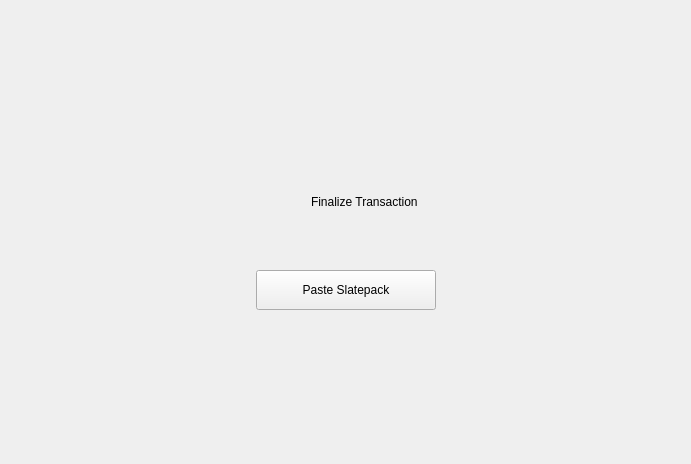
Above: windows_desktop/g_finalize.ui from mwcproject/mwc-qt-wallet before the change. Below: the same form after it.
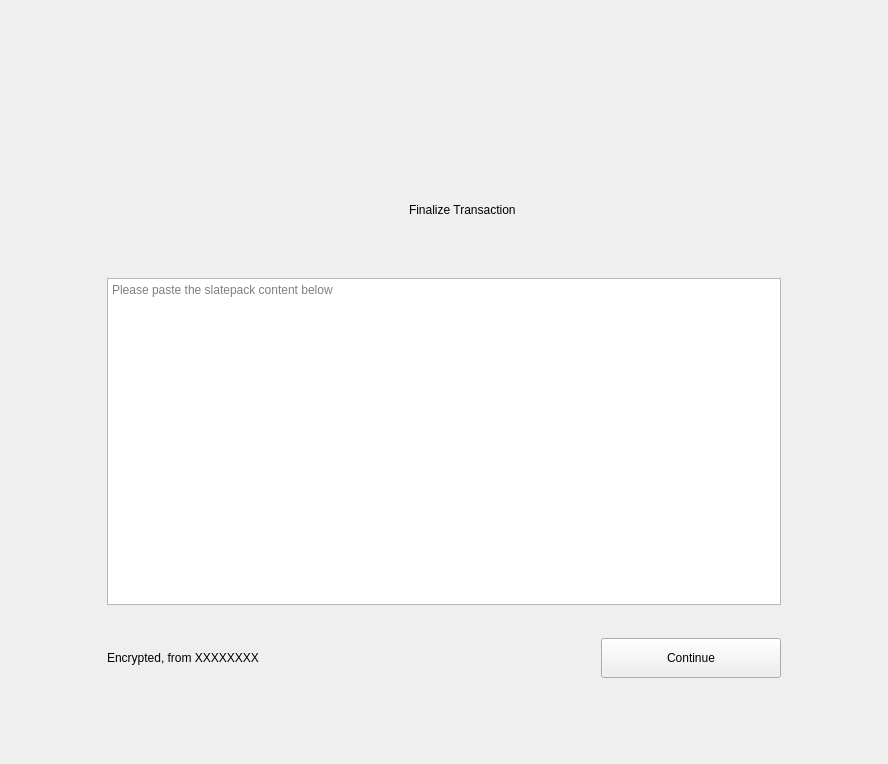
That is the form after the change. Icons and pictures are not drawn. Custom widgets are drawn as their Qt base class.

Commit message: Slate pack finalization, UI changes

Diff of the .ui file:
```diff
--- a/windows_desktop/g_finalize.ui
+++ b/windows_desktop/g_finalize.ui
@@ -6,14 +6,17 @@
    <rect>
     <x>0</x>
     <y>0</y>
-    <width>691</width>
-    <height>464</height>
+    <width>888</width>
+    <height>764</height>
    </rect>
   </property>
   <property name="windowTitle">
    <string>Form</string>
   </property>
-  <layout class="QVBoxLayout" name="verticalLayout">
+  <layout class="QVBoxLayout" name="verticalLayout_2" stretch="1,7,1">
+   <property name="topMargin">
+    <number>80</number>
+   </property>
    <item>
     <spacer name="verticalSpacer">
      <property name="orientation">
@@ -28,6 +31,26 @@
     </spacer>
    </item>
    <item>
+    <layout class="QHBoxLayout" name="horizontalLayout_3" stretch="1,7,1">
+     <item>
+      <spacer name="horizontalSpacer_7">
+       <property name="orientation">
+        <enum>Qt::Horizontal</enum>
+       </property>
+       <property name="sizeHint" stdset="0">
+        <size>
+         <width>40</width>
+         <height>20</height>
+        </size>
+       </property>
+      </spacer>
+     </item>
+     <item>
+      <layout class="QVBoxLayout" name="verticalLayout">
+       <property name="spacing">
+        <number>3</number>
+       </property>
+       <item>
     <layout class="QHBoxLayout" name="horizontalLayout">
      <item>
       <spacer name="horizontalSpacer">
@@ -47,13 +70,13 @@
        <property name="minimumSize">
         <size>
          <width>400</width>
-         <height>180</height>
+             <height>120</height>
         </size>
        </property>
        <property name="maximumSize">
         <size>
          <width>400</width>
-         <height>180</height>
+             <height>120</height>
         </size>
        </property>
        <widget class="QLabel" name="label">
@@ -79,7 +102,7 @@
         <property name="geometry">
          <rect>
           <x>165</x>
-          <y>33</y>
+              <y>28</y>
           <width>201</width>
           <height>34</height>
          </rect>
@@ -91,15 +114,67 @@
          <set>Qt::AlignBottom|Qt::AlignLeading|Qt::AlignLeft</set>
         </property>
        </widget>
-       <widget class="control::MwcPushButtonNormal" name="pasteSlatepackBtn">
-        <property name="geometry">
-         <rect>
-          <x>110</x>
-          <y>128</y>
-          <width>180</width>
-          <height>40</height>
-         </rect>
-        </property>
+          </widget>
+         </item>
+         <item>
+          <spacer name="horizontalSpacer_2">
+           <property name="orientation">
+            <enum>Qt::Horizontal</enum>
+           </property>
+           <property name="sizeHint" stdset="0">
+            <size>
+             <width>40</width>
+             <height>20</height>
+            </size>
+           </property>
+          </spacer>
+         </item>
+        </layout>
+       </item>
+       <item>
+        <widget class="QTextEdit" name="slatepackEdit">
+         <property name="sizePolicy">
+          <sizepolicy hsizetype="Preferred" vsizetype="Expanding">
+           <horstretch>0</horstretch>
+           <verstretch>0</verstretch>
+          </sizepolicy>
+         </property>
+         <property name="minimumSize">
+          <size>
+           <width>600</width>
+           <height>200</height>
+          </size>
+         </property>
+         <property name="maximumSize">
+          <size>
+           <width>6000</width>
+           <height>16777215</height>
+          </size>
+         </property>
+         <property name="styleSheet">
+          <string notr="true">font-family: &quot;Courier&quot;</string>
+         </property>
+         <property name="horizontalScrollBarPolicy">
+          <enum>Qt::ScrollBarAlwaysOff</enum>
+         </property>
+         <property name="acceptRichText">
+          <bool>false</bool>
+         </property>
+         <property name="placeholderText">
+          <string>Please paste the slatepack content below</string>
+         </property>
+        </widget>
+       </item>
+       <item>
+        <layout class="QHBoxLayout" name="horizontalLayout_2" stretch="0,2">
+         <property name="spacing">
+          <number>0</number>
+         </property>
+         <property name="topMargin">
+          <number>30</number>
+         </property>
+         <item>
+          <widget class="control::MwcLabelNormal" name="slatepack_status">
         <property name="minimumSize">
          <size>
           <width>0</width>
@@ -112,8 +187,30 @@
           <height>40</height>
          </size>
         </property>
-        <property name="cursor">
-         <cursorShape>PointingHandCursor</cursorShape>
+           <property name="text">
+            <string>Encrypted, from XXXXXXXX</string>
+           </property>
+           <property name="wordWrap">
+            <bool>true</bool>
+           </property>
+           <property name="textInteractionFlags">
+            <set>Qt::TextSelectableByKeyboard|Qt::TextSelectableByMouse</set>
+           </property>
+          </widget>
+         </item>
+         <item>
+          <widget class="control::MwcPushButtonNormal" name="continueButton">
+           <property name="minimumSize">
+            <size>
+             <width>140</width>
+             <height>40</height>
+            </size>
+           </property>
+           <property name="maximumSize">
+            <size>
+             <width>180</width>
+             <height>40</height>
+            </size>
         </property>
         <property name="focusPolicy">
          <enum>Qt::StrongFocus</enum>
@@ -122,13 +219,19 @@
          <string>Paste response slatepack for finalization</string>
         </property>
         <property name="text">
-         <string>Paste Slatepack</string>
-        </property>
-       </widget>
-      </widget>
+            <string>Continue</string>
+           </property>
+           <property name="default">
+            <bool>false</bool>
+           </property>
+          </widget>
+         </item>
+        </layout>
+       </item>
+      </layout>
      </item>
      <item>
-      <spacer name="horizontalSpacer_2">
+      <spacer name="horizontalSpacer_6">
        <property name="orientation">
         <enum>Qt::Horizontal</enum>
        </property>
@@ -150,7 +253,7 @@
      <property name="sizeHint" stdset="0">
       <size>
        <width>20</width>
-       <height>132</height>
+       <height>69</height>
       </size>
      </property>
     </spacer>
@@ -168,6 +271,11 @@
    <extends>QLabel</extends>
    <header>control_desktop/MwcLabel.h</header>
   </customwidget>
+  <customwidget>
+   <class>control::MwcLabelNormal</class>
+   <extends>QLabel</extends>
+   <header>control_desktop/MwcLabel.h</header>
+  </customwidget>
  </customwidgets>
  <resources>
   <include location="../resources_desktop.qrc"/>
```
Left out of the diff: 3 changed lines with no effect on the pictures. Lines whose indentation alone changed are shown as unchanged. The commit also changes 3 other files.
